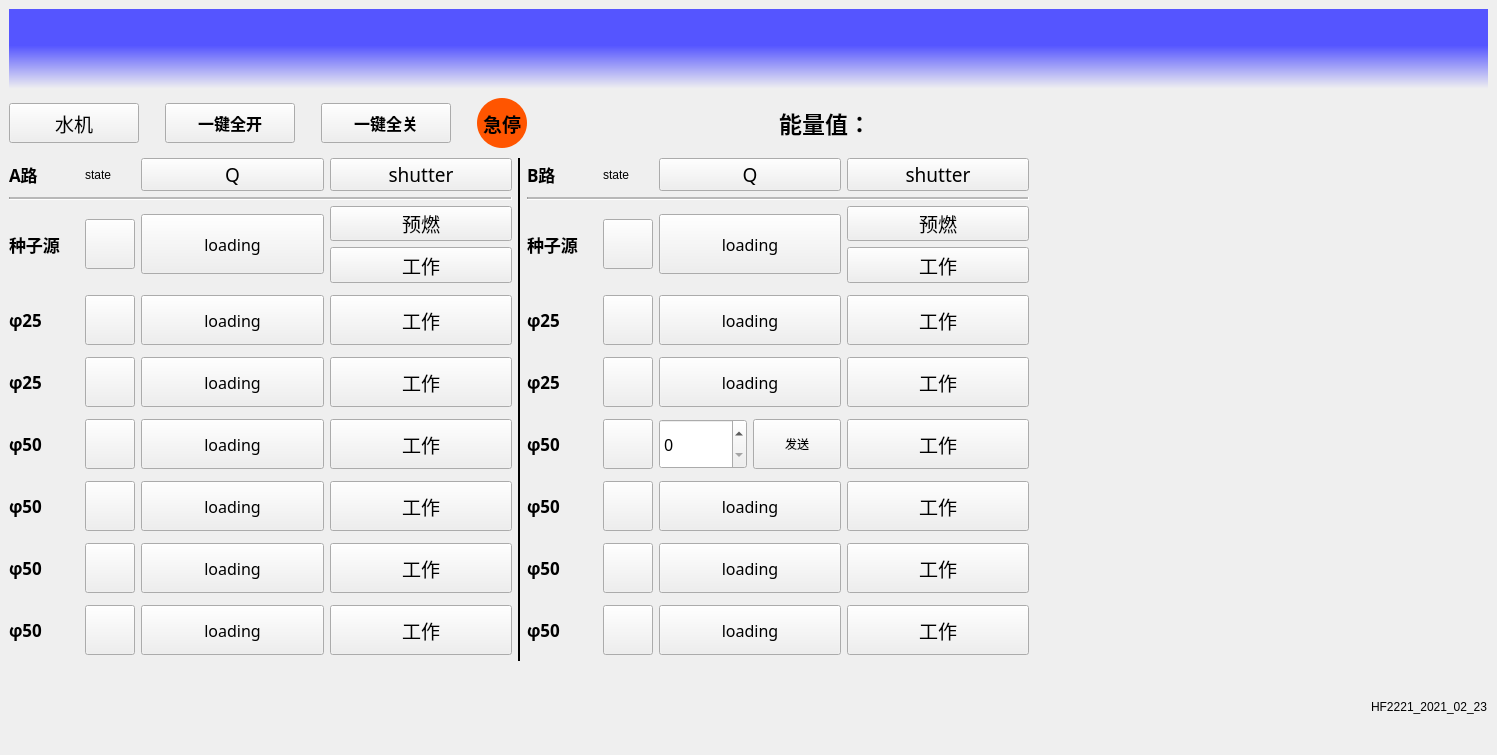
Qt form Ui_control.ui (GrantingLiu/HF7211) before a commit.
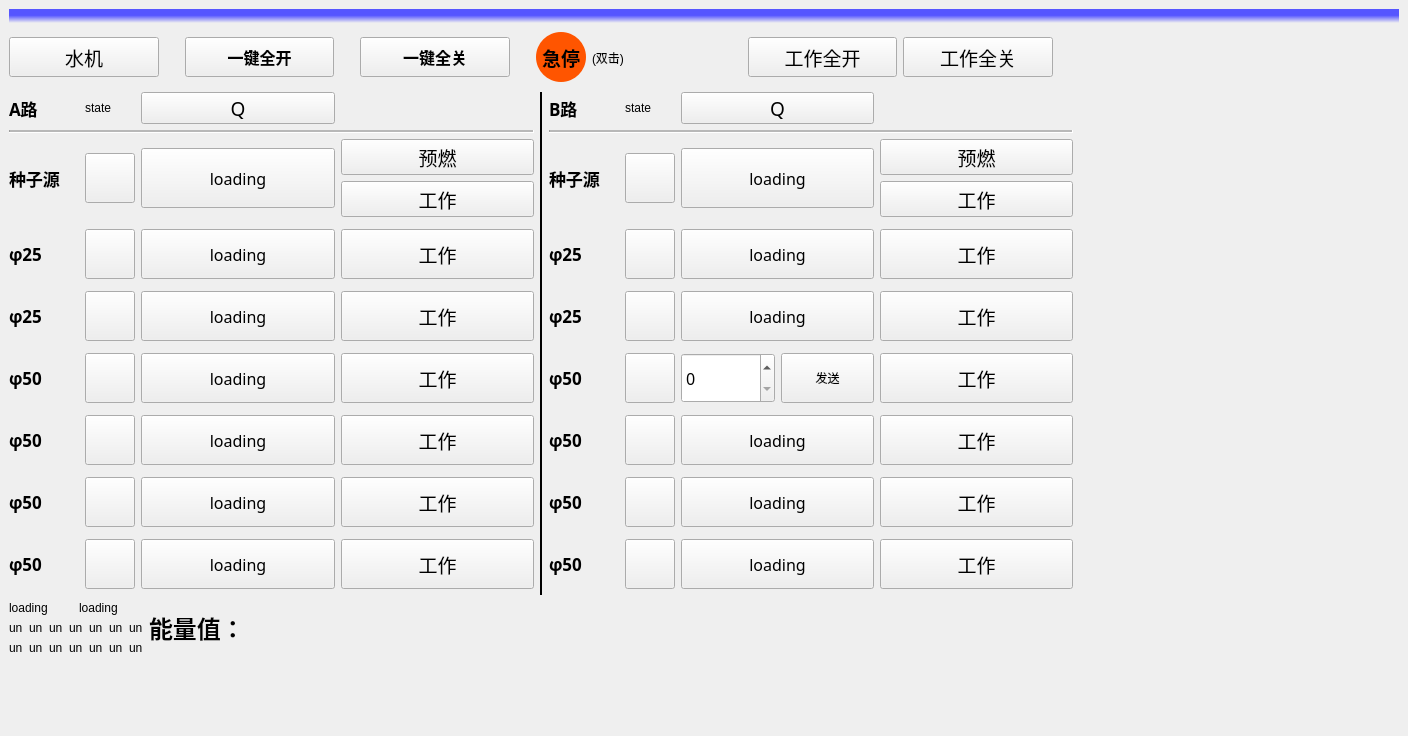
The same form after that commit. Icons and pictures are not drawn.

```diff
--- a/Ui_control.ui
+++ b/Ui_control.ui
@@ -9,8 +9,8 @@
    <rect>
     <x>0</x>
     <y>0</y>
-    <width>1497</width>
-    <height>755</height>
+    <width>1408</width>
+    <height>736</height>
    </rect>
   </property>
   <property name="sizePolicy">
@@ -96,7 +96,7 @@
    </property>
    <layout class="QGridLayout" name="gridLayout_3">
     <item row="0" column="0">
-     <layout class="QVBoxLayout" name="verticalLayout_2">
+     <layout class="QVBoxLayout" name="verticalLayout_4">
       <item>
        <widget class="QLabel" name="label">
         <property name="sizePolicy">
@@ -344,39 +344,97 @@
              </widget>
             </item>
             <item>
-             <spacer name="horizontalSpacer_3">
-              <property name="orientation">
-               <enum>Qt::Horizontal</enum>
+             <widget class="QLabel" name="label_4">
+              <property name="text">
+               <string>(双击)</string>
               </property>
-              <property name="sizeType">
-               <enum>QSizePolicy::Expanding</enum>
+             </widget>
+            </item>
+            <item>
+             <widget class="QPushButton" name="shutter">
+              <property name="sizePolicy">
+               <sizepolicy hsizetype="Preferred" vsizetype="Preferred">
+                <horstretch>0</horstretch>
+                <verstretch>0</verstretch>
+               </sizepolicy>
               </property>
-              <property name="sizeHint" stdset="0">
+              <property name="minimumSize">
                <size>
-                <width>38</width>
-                <height>57</height>
+                <width>130</width>
+                <height>30</height>
                </size>
               </property>
-             </spacer>
+              <property name="maximumSize">
+               <size>
+                <width>370</width>
+                <height>40</height>
+               </size>
+              </property>
+              <property name="font">
+               <font>
+                <family>新宋体</family>
+                <pointsize>14</pointsize>
+                <weight>50</weight>
+                <bold>false</bold>
+               </font>
+              </property>
+              <property name="styleSheet">
+               <string notr="true">QPushButton:checked{background-color:rgb(225,225,225)}</string>
+              </property>
+              <property name="text">
+               <string>工作全开</string>
+              </property>
+              <property name="checkable">
+               <bool>true</bool>
+              </property>
+              <property name="type" stdset="0">
+               <string>squ</string>
+              </property>
+             </widget>
             </item>
             <item>
-             <widget class="QLabel" name="label_energy">
+             <widget class="QPushButton" name="shutter_2">
+              <property name="sizePolicy">
+               <sizepolicy hsizetype="Preferred" vsizetype="Preferred">
+                <horstretch>0</horstretch>
+                <verstretch>0</verstretch>
+               </sizepolicy>
+              </property>
+              <property name="minimumSize">
+               <size>
+                <width>130</width>
+                <height>30</height>
+               </size>
+              </property>
               <property name="maximumSize">
                <size>
-                <width>500</width>
-                <height>52</height>
+                <width>370</width>
+                <height>40</height>
                </size>
               </property>
               <property name="font">
                <font>
-                <family>Adobe 黑体 Std R</family>
-                <pointsize>17</pointsize>
-                <weight>75</weight>
-                <bold>true</bold>
+                <family>新宋体</family>
+                <pointsize>14</pointsize>
+                <weight>50</weight>
+                <bold>false</bold>
                </font>
               </property>
+              <property name="styleSheet">
+               <string notr="true">QPushButton:checked{background-color:rgb(225,225,225)}</string>
+              </property>
               <property name="text">
-               <string>能量值：</string>
+               <string>工作全关</string>
+              </property>
+              <property name="icon">
+               <iconset theme="square">
+                <normaloff>.</normaloff>.</iconset>
+              </property>
+              <property name="checkable">
+               <bool>true</bool>
+              </property>
+              <property name="type" stdset="0">
+               <string>squ</string>
               </property>
              </widget>
             </item>
@@ -390,7 +448,7 @@
               </property>
               <property name="sizeHint" stdset="0">
                <size>
-                <width>158</width>
+                <width>20</width>
                 <height>57</height>
                </size>
               </property>
@@ -1344,48 +1402,6 @@
                 </property>
                </widget>
               </item>
-              <item row="1" column="3">
-               <widget class="QPushButton" name="shutter">
-                <property name="sizePolicy">
-                 <sizepolicy hsizetype="Preferred" vsizetype="Preferred">
-                  <horstretch>0</horstretch>
-                  <verstretch>0</verstretch>
-                 </sizepolicy>
-                </property>
-                <property name="minimumSize">
-                 <size>
-                  <width>50</width>
-                  <height>33</height>
-                 </size>
-                </property>
-                <property name="maximumSize">
-                 <size>
-                  <width>400</width>
-                  <height>60</height>
-                 </size>
-                </property>
-                <property name="font">
-                 <font>
-                  <family>新宋体</family>
-                  <pointsize>14</pointsize>
-                  <weight>50</weight>
-                  <bold>false</bold>
-                 </font>
-                </property>
-                <property name="styleSheet">
-                 <string notr="true">QPushButton:checked{background-color:rgb(225,225,225)}</string>
-                </property>
-                <property name="text">
-                 <string>shutter</string>
-                </property>
-                <property name="checkable">
-                 <bool>true</bool>
-                </property>
-                <property name="type" stdset="0">
-                 <string>squ</string>
-                </property>
-               </widget>
-              </item>
               <item row="7" column="1">
                <widget class="QPushButton" name="relay3">
                 <property name="sizePolicy">
@@ -2612,51 +2628,6 @@
                 </property>
                </widget>
               </item>
-              <item row="0" column="3">
-               <widget class="QPushButton" name="shutter_2">
-                <property name="sizePolicy">
-                 <sizepolicy hsizetype="Preferred" vsizetype="Preferred">
-                  <horstretch>0</horstretch>
-                  <verstretch>0</verstretch>
-                 </sizepolicy>
-                </property>
-                <property name="minimumSize">
-                 <size>
-                  <width>50</width>
-                  <height>33</height>
-                 </size>
-                </property>
-                <property name="maximumSize">
-                 <size>
-                  <width>400</width>
-                  <height>60</height>
-                 </size>
-                </property>
-                <property name="font">
-                 <font>
-                  <family>新宋体</family>
-                  <pointsize>14</pointsize>
-                  <weight>50</weight>
-                  <bold>false</bold>
-                 </font>
-                </property>
-                <property name="styleSheet">
-                 <string notr="true">QPushButton:checked{background-color:rgb(225,225,225)}</string>
-                </property>
-                <property name="text">
-                 <string>shutter</string>
-                </property>
-                <property name="icon">
-                 <iconset theme="square"/>
-                </property>
-                <property name="checkable">
-                 <bool>true</bool>
-                </property>
-                <property name="type" stdset="0">
-                 <string>squ</string>
-                </property>
-               </widget>
-              </item>
               <item row="8" column="1">
                <widget class="QPushButton" name="relay11">
                 <property name="sizePolicy">
@@ -3520,113 +3491,197 @@
           </item>
          </layout>
         </item>
-        <item>
-         <widget class="QWidget" name="camera" native="true">
+        <item alignment="Qt::AlignTop">
+         <widget class="QLabel" name="label_3">
           <property name="sizePolicy">
-           <sizepolicy hsizetype="Minimum" vsizetype="Minimum">
+           <sizepolicy hsizetype="Fixed" vsizetype="Fixed">
             <horstretch>0</horstretch>
             <verstretch>0</verstretch>
            </sizepolicy>
           </property>
           <property name="minimumSize">
            <size>
-            <width>453</width>
-            <height>450</height>
+            <width>320</width>
+            <height>240</height>
            </size>
           </property>
           <property name="maximumSize">
            <size>
-            <width>700</width>
-            <height>563</height>
+            <width>320</width>
+            <height>240</height>
            </size>
           </property>
+          <property name="text">
+           <string/>
+          </property>
          </widget>
         </item>
        </layout>
       </item>
       <item>
-       <layout class="QHBoxLayout" name="horizontalLayout_3">
+       <layout class="QHBoxLayout" name="horizontalLayout_8">
         <item>
-         <widget class="QLabel" name="relay_state_1">
-          <property name="text">
-           <string/>
-          </property>
-         </widget>
+         <layout class="QVBoxLayout" name="verticalLayout_3">
+          <item>
+           <layout class="QVBoxLayout" name="verticalLayout_2">
+            <item>
+             <layout class="QHBoxLayout" name="horizontalLayout_3">
+              <item alignment="Qt::AlignTop">
+               <widget class="QLabel" name="relay_state_1">
+                <property name="text">
+                 <string>loading</string>
+                </property>
+               </widget>
+              </item>
+              <item alignment="Qt::AlignTop">
+               <widget class="QLabel" name="relay_state_2">
+                <property name="text">
+                 <string>loading</string>
+                </property>
+               </widget>
+              </item>
+             </layout>
+            </item>
+            <item>
+             <layout class="QHBoxLayout" name="horizontalLayout_6">
+              <item alignment="Qt::AlignTop">
+               <widget class="QLabel" name="VoltState_1">
+                <property name="maximumSize">
+                 <size>
+                  <width>16777215</width>
+                  <height>15</height>
+                 </size>
+                </property>
+                <property name="text">
+                 <string>un</string>
+                </property>
+               </widget>
+              </item>
+              <item alignment="Qt::AlignTop">
+               <widget class="QLabel" name="VoltState_2">
+                <property name="text">
+                 <string>un</string>
+                </property>
+               </widget>
+              </item>
+              <item alignment="Qt::AlignTop">
+               <widget class="QLabel" name="VoltState_3">
+                <property name="text">
+                 <string>un</string>
+                </property>
+               </widget>
+              </item>
+              <item alignment="Qt::AlignTop">
+               <widget class="QLabel" name="VoltState_4">
+                <property name="text">
+                 <string>un</string>
+                </property>
+               </widget>
+              </item>
+              <item alignment="Qt::AlignTop">
+               <widget class="QLabel" name="VoltState_5">
+                <property name="text">
+                 <string>un</string>
+                </property>
+               </widget>
+              </item>
+              <item alignment="Qt::AlignTop">
+               <widget class="QLabel" name="VoltState_6">
+                <property name="text">
+                 <string>un</string>
+                </property>
+               </widget>
+              </item>
+              <item alignment="Qt::AlignTop">
+               <widget class="QLabel" name="VoltState_7">
+                <property name="text">
+                 <string>un</string>
+                </property>
+               </widget>
+              </item>
+             </layout>
+            </item>
+            <item>
+             <layout class="QHBoxLayout" name="horizontalLayout_7">
+              <item alignment="Qt::AlignTop">
+               <widget class="QLabel" name="VoltState_8">
+                <property name="maximumSize">
+                 <size>
+                  <width>16777215</width>
+                  <height>15</height>
+                 </size>
+                </property>
+                <property name="text">
+                 <string>un</string>
+                </property>
+               </widget>
+              </item>
+              <item alignment="Qt::AlignTop">
+               <widget class="QLabel" name="VoltState_9">
+                <property name="text">
+                 <string>un</string>
+                </property>
+               </widget>
+              </item>
+              <item alignment="Qt::AlignTop">
+               <widget class="QLabel" name="VoltState_10">
+                <property name="text">
+                 <string>un</string>
+                </property>
+               </widget>
+              </item>
+              <item alignment="Qt::AlignTop">
+               <widget class="QLabel" name="VoltState_11">
+                <property name="text">
+                 <string>un</string>
+                </property>
+               </widget>
+              </item>
+              <item alignment="Qt::AlignTop">
+               <widget class="QLabel" name="VoltState_12">
+                <property name="text">
+                 <string>un</string>
+                </property>
+               </widget>
+              </item>
+              <item alignment="Qt::AlignTop">
+               <widget class="QLabel" name="VoltState_13">
+                <property name="text">
+                 <string>un</string>
+                </property>
+               </widget>
+              </item>
+              <item alignment="Qt::AlignTop">
+               <widget class="QLabel" name="VoltState_14">
+                <property name="text">
+                 <string>un</string>
+                </property>
+               </widget>
+              </item>
+             </layout>
+            </item>
+           </layout>
+          </item>
+         </layout>
         </item>
-        <item>
-         <widget class="QLabel" name="relay_state_2">
-          <property name="text">
-           <string/>
-          </property>
-         </widget>
-        </item>
-        <item>
-         <widget class="QLabel" name="state_COM1">
-          <property name="minimumSize">
-           <size>
-            <width>50</width>
-            <height>30</height>
-           </size>
-          </property>
+        <item alignment="Qt::AlignVCenter">
+         <widget class="QLabel" name="label_energy">
           <property name="maximumSize">
            <size>
-            <width>70</width>
-            <height>60</height>
+            <width>500</width>
+            <height>52</height>
            </size>
           </property>
           <property name="font">
            <font>
-            <family>新宋体</family>
-            <pointsize>8</pointsize>
+            <family>Adobe 黑体 Std R</family>
+            <pointsize>18</pointsize>
+            <weight>75</weight>
+            <bold>true</bold>
            </font>
           </property>
           <property name="text">
-           <string/>
-          </property>
-         </widget>
-        </item>
-        <item>
-         <widget class="QLabel" name="state_COM2">
-          <property name="sizePolicy">
-           <sizepolicy hsizetype="Preferred" vsizetype="Preferred">
-            <horstretch>0</horstretch>
-            <verstretch>0</verstretch>
-           </sizepolicy>
-          </property>
-          <property name="minimumSize">
-           <size>
-            <width>50</width>
-            <height>30</height>
-           </size>
-          </property>
-          <property name="maximumSize">
-           <size>
-            <width>70</width>
-            <height>60</height>
-           </size>
-          </property>
-          <property name="baseSize">
-           <size>
-            <width>2</width>
-            <height>0</height>
-           </size>
-          </property>
-          <property name="font">
-           <font>
-            <family>新宋体</family>
-            <pointsize>8</pointsize>
-            <weight>50</weight>
-            <bold>false</bold>
-           </font>
-          </property>
-          <property name="styleSheet">
-           <string notr="true"/>
-          </property>
-          <property name="text">
-           <string/>
-          </property>
-          <property name="scaledContents">
-           <bool>true</bool>
+           <string>能量值：</string>
           </property>
          </widget>
         </item>
@@ -3646,15 +3701,24 @@
           </property>
          </spacer>
         </item>
-        <item>
-         <widget class="QLabel" name="label_2">
-          <property name="text">
-           <string>HF2221_2021_02_23</string>
-          </property>
-         </widget>
-        </item>
        </layout>
       </item>
+      <item>
+       <spacer name="verticalSpacer_16">
+        <property name="orientation">
+         <enum>Qt::Vertical</enum>
+        </property>
+        <property name="sizeType">
+         <enum>QSizePolicy::Expanding</enum>
+        </property>
+        <property name="sizeHint" stdset="0">
+         <size>
+          <width>10</width>
+          <height>40</height>
+         </size>
+        </property>
+       </spacer>
+      </item>
      </layout>
     </item>
    </layout>
```
Left out of the diff: 6 changed lines with no effect on the pictures.
